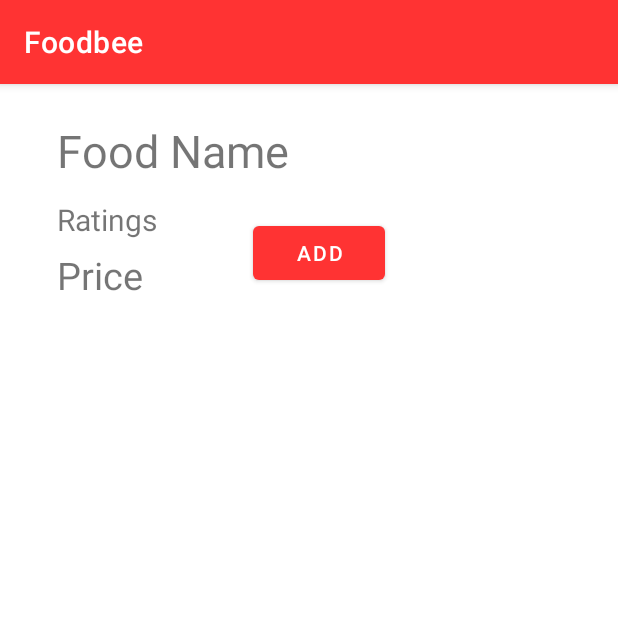
After one commit to ShaikhSR1/FoodBee, an Android app: the SearchResult screen opened directly, with no data from a screen before it, on a phone screen of 412 x 824 dp, the top half of it. The commit adds this screen. Run offline under Robolectric (Android 15) with nearby library versions, the phone set to English and light mode, and no system bars; our stand-ins replace Firebase (no records; nobody signed in at launch, a user with empty details on screens opened directly), Picasso.

Commit message:
Showing result from firebase

```diff
--- /dev/null
+++ b/app/src/main/java/com/cse27/foodbee/SearchResult.java
@@ -0,0 +1,52 @@
+package com.cse27.foodbee;
+
+import androidx.appcompat.app.AppCompatActivity;
+import androidx.recyclerview.widget.LinearLayoutManager;
+import androidx.recyclerview.widget.RecyclerView;
+
+import android.content.Context;
+import android.os.Bundle;
+import android.view.View;
+import android.widget.ImageView;
+import android.widget.TextView;
+
+import com.cse27.foodbee.Model.FoodModel;
+import com.cse27.foodbee.Recycler.FoodRecyclerAdapter;
+import com.google.firebase.firestore.FirebaseFirestore;
+import com.google.firebase.firestore.Query;
+import com.squareup.picasso.Picasso;
+
+public class SearchResult extends AppCompatActivity {
+
+    Context context;
+    FirebaseFirestore firestoreSearch = FirebaseFirestore.getInstance();
+    FoodRecyclerAdapter foodRecyclerAdapter;
+
+    String foodImageUrl, foodName, foodRating, foodPrice;
+
+    ImageView imageFoodCard;
+    TextView textViewFoodNameCard, textViewFoodRatingCard, textViewFoodPriceCard;
+
+    @Override
+    protected void onCreate(Bundle savedInstanceState) {
+        super.onCreate(savedInstanceState);
+        setContentView(R.layout.activity_search_result);
+
+        imageFoodCard = findViewById(R.id.imageFoodCard);
+        textViewFoodNameCard = findViewById(R.id.textViewFoodNameCard);
+        textViewFoodRatingCard = findViewById(R.id.textViewFoodRatingCard);
+        textViewFoodPriceCard = findViewById(R.id.textViewFoodPriceCard);
+
+
+
+    }
+
+
+    public void showResults(String url, String name, String rating, String price) {
+
+        Picasso.with(context).load(url).fit().into(imageFoodCard);
+        textViewFoodNameCard.setText(name);
+        textViewFoodRatingCard.setText(rating);
+        textViewFoodPriceCard.setText(price);
+    }
+}
--- a/app/src/main/res/layout/activity_search_page.xml
+++ b/app/src/main/res/layout/activity_search_page.xml
@@ -32,7 +32,7 @@
         app:layout_constraintTop_toBottomOf="@+id/imageView" />
 
     <EditText
-        android:id="@+id/editTextTextPersonName"
+        android:id="@+id/editTextSearch"
         android:layout_width="326dp"
         android:layout_height="81dp"
         android:layout_marginTop="108dp"
@@ -74,7 +74,7 @@
         android:layout_marginEnd="32dp"
         android:text="@string/search_cuis"
         app:layout_constraintEnd_toEndOf="parent"
-        app:layout_constraintTop_toBottomOf="@+id/editTextTextPersonName" />
+        app:layout_constraintTop_toBottomOf="@+id/editTextSearch" />
 
     <ImageView
         android:id="@+id/imageView"
--- /dev/null
+++ b/app/src/main/res/layout/activity_search_result.xml
@@ -0,0 +1,68 @@
+<?xml version="1.0" encoding="utf-8"?>
+<androidx.constraintlayout.widget.ConstraintLayout xmlns:android="http://schemas.android.com/apk/res/android"
+    xmlns:app="http://schemas.android.com/apk/res-auto"
+    xmlns:tools="http://schemas.android.com/tools"
+    android:layout_width="match_parent"
+    android:layout_height="match_parent"
+    tools:context=".SearchResult">
+
+    <ImageView
+        android:id="@+id/imageFoodCard"
+        android:layout_width="wrap_content"
+        android:layout_height="wrap_content"
+        android:layout_marginStart="16dp"
+        android:layout_marginTop="16dp"
+        android:layout_marginEnd="22dp"
+        app:layout_constraintEnd_toStartOf="@+id/textViewFoodNameCard"
+        app:layout_constraintStart_toStartOf="parent"
+        app:layout_constraintTop_toTopOf="parent"
+        tools:srcCompat="@tools:sample/avatars" />
+
+    <TextView
+        android:id="@+id/textViewFoodNameCard"
+        android:layout_width="wrap_content"
+        android:layout_height="wrap_content"
+        android:layout_marginStart="22dp"
+        android:layout_marginTop="24dp"
+        android:text="Food Name"
+        android:textSize="30sp"
+        app:layout_constraintStart_toEndOf="@+id/imageFoodCard"
+        app:layout_constraintTop_toTopOf="parent" />
+
+    <TextView
+        android:id="@+id/textViewFoodRatingCard"
+        android:layout_width="wrap_content"
+        android:layout_height="wrap_content"
+        android:layout_marginStart="22dp"
+        android:layout_marginTop="12dp"
+        android:text="Ratings"
+        android:textSize="20sp"
+        app:layout_constraintStart_toEndOf="@+id/imageFoodCard"
+        app:layout_constraintTop_toBottomOf="@+id/textViewFoodNameCard" />
+
+    <TextView
+        android:id="@+id/textViewFoodPriceCard"
+        android:layout_width="wrap_content"
+        android:layout_height="wrap_content"
+        android:layout_marginStart="22dp"
+        android:layout_marginTop="6dp"
+        android:text="Price"
+        android:textSize="25sp"
+        app:layout_constraintStart_toEndOf="@+id/imageFoodCard"
+        app:layout_constraintTop_toBottomOf="@+id/textViewFoodRatingCard" />
+
+    <Button
+        android:id="@+id/btnAddToCart"
+        android:layout_width="wrap_content"
+        android:layout_height="wrap_content"
+        android:layout_marginStart="64dp"
+        android:layout_marginTop="24dp"
+        android:text="Add"
+        app:layout_constraintStart_toEndOf="@+id/textViewFoodRatingCard"
+        app:layout_constraintTop_toBottomOf="@+id/textViewFoodNameCard" />
+
+
+
+
+
+</androidx.constraintlayout.widget.ConstraintLayout>
```
Also changed, not shown: app/src/main/AndroidManifest.xml (+11 -23 lines), app/src/main/java/com/cse27/foodbee/SearchPage.java (+46 -0 lines), 296 other files.
